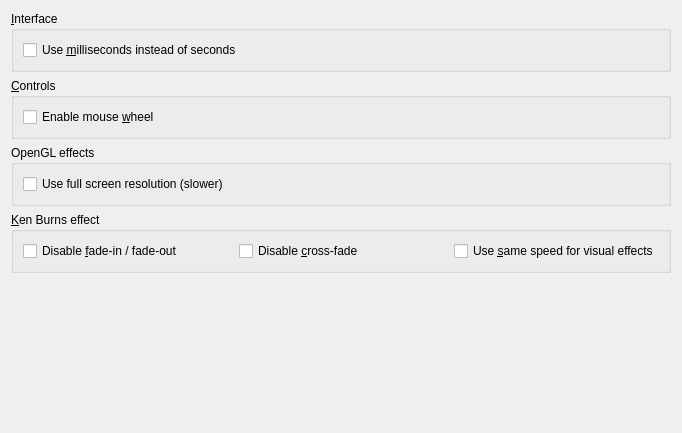
Qt form core/dplugins/generic/view/presentation/dialogs/presentation_advpage.ui (RPhay/MyDigikam) before a commit.
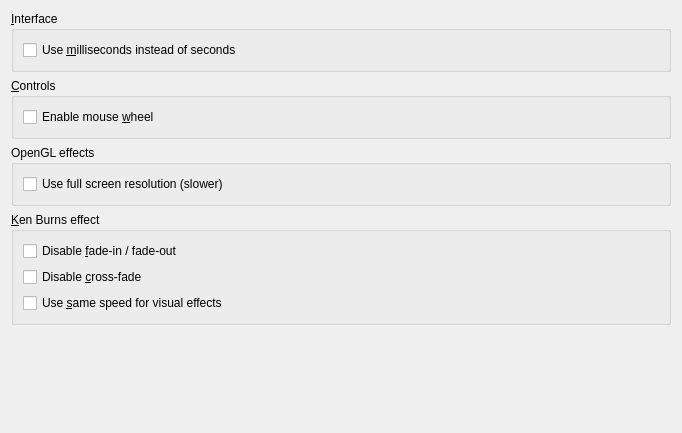
The same form after that commit.

Commit message: use a vertical layout to host KenBurns options

Patch:
```diff
--- a/core/dplugins/generic/view/presentation/dialogs/presentation_advpage.ui
+++ b/core/dplugins/generic/view/presentation/dialogs/presentation_advpage.ui
@@ -97,7 +97,7 @@
      <property name="title">
       <string>&amp;Ken Burns effect</string>
      </property>
-     <layout class="QHBoxLayout" name="horizontalLayout_2">
+     <layout class="QVBoxLayout" name="verticalLayout_5">
       <item>
        <widget class="QCheckBox" name="m_kbDisableFadeCheckBox">
         <property name="sizePolicy">
```
